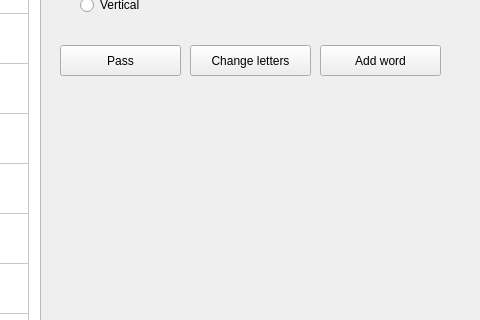
Above: Scrabble_GUI/Game_GUI.ui from sobolak/scrabble before the change; both pictures show x 740 to 1220 and y 255 to 575 of the 1220 by 788 pixel window. Below: the same form after it.
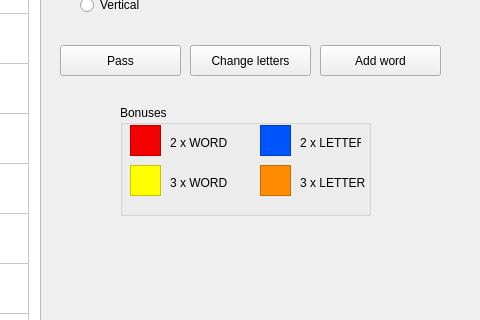
That is the form after the change. Icons and pictures are not drawn.

```diff
--- a/Scrabble_GUI/Game_GUI.ui
+++ b/Scrabble_GUI/Game_GUI.ui
@@ -4655,6 +4655,135 @@
     <string>End game</string>
    </property>
   </widget>
+  <widget class="QLabel" name="label_3">
+   <property name="geometry">
+    <rect>
+     <x>910</x>
+     <y>430</y>
+     <width>71</width>
+     <height>16</height>
+    </rect>
+   </property>
+   <property name="text">
+    <string>3 x WORD </string>
+   </property>
+  </widget>
+  <widget class="QGraphicsView" name="graphicsView_2">
+   <property name="geometry">
+    <rect>
+     <x>1000</x>
+     <y>380</y>
+     <width>31</width>
+     <height>31</height>
+    </rect>
+   </property>
+   <property name="focusPolicy">
+    <enum>Qt::ClickFocus</enum>
+   </property>
+   <property name="styleSheet">
+    <string notr="true">background:rgb(243, 0, 0)rgb(0, 85, 255)</string>
+   </property>
+  </widget>
+  <widget class="QGroupBox" name="groupBox">
+   <property name="geometry">
+    <rect>
+     <x>860</x>
+     <y>360</y>
+     <width>251</width>
+     <height>111</height>
+    </rect>
+   </property>
+   <property name="title">
+    <string>Bonuses</string>
+   </property>
+  </widget>
+  <widget class="QGraphicsView" name="graphicsView_4">
+   <property name="geometry">
+    <rect>
+     <x>870</x>
+     <y>420</y>
+     <width>31</width>
+     <height>31</height>
+    </rect>
+   </property>
+   <property name="focusPolicy">
+    <enum>Qt::ClickFocus</enum>
+   </property>
+   <property name="styleSheet">
+    <string notr="true">background:rgb(255, 255, 0)</string>
+   </property>
+  </widget>
+  <widget class="QLabel" name="label_4">
+   <property name="geometry">
+    <rect>
+     <x>1040</x>
+     <y>430</y>
+     <width>71</width>
+     <height>16</height>
+    </rect>
+   </property>
+   <property name="text">
+    <string>3 x LETTER</string>
+   </property>
+  </widget>
+  <widget class="QLabel" name="label">
+   <property name="geometry">
+    <rect>
+     <x>910</x>
+     <y>390</y>
+     <width>71</width>
+     <height>16</height>
+    </rect>
+   </property>
+   <property name="text">
+    <string>2 x WORD</string>
+   </property>
+  </widget>
+  <widget class="QLabel" name="label_2">
+   <property name="geometry">
+    <rect>
+     <x>1040</x>
+     <y>390</y>
+     <width>61</width>
+     <height>16</height>
+    </rect>
+   </property>
+   <property name="text">
+    <string>2 x LETTER</string>
+   </property>
+  </widget>
+  <widget class="QGraphicsView" name="graphicsView">
+   <property name="geometry">
+    <rect>
+     <x>870</x>
+     <y>380</y>
+     <width>31</width>
+     <height>31</height>
+    </rect>
+   </property>
+   <property name="focusPolicy">
+    <enum>Qt::ClickFocus</enum>
+   </property>
+   <property name="styleSheet">
+    <string notr="true">background:rgb(243, 0, 0)</string>
+   </property>
+  </widget>
+  <widget class="QGraphicsView" name="graphicsView_3">
+   <property name="geometry">
+    <rect>
+     <x>1000</x>
+     <y>420</y>
+     <width>31</width>
+     <height>31</height>
+    </rect>
+   </property>
+   <property name="focusPolicy">
+    <enum>Qt::ClickFocus</enum>
+   </property>
+   <property name="styleSheet">
+    <string notr="true">background:rgb(255, 140, 0)</string>
+   </property>
+  </widget>
  </widget>
  <layoutdefault spacing="6" margin="11"/>
  <resources>
```
